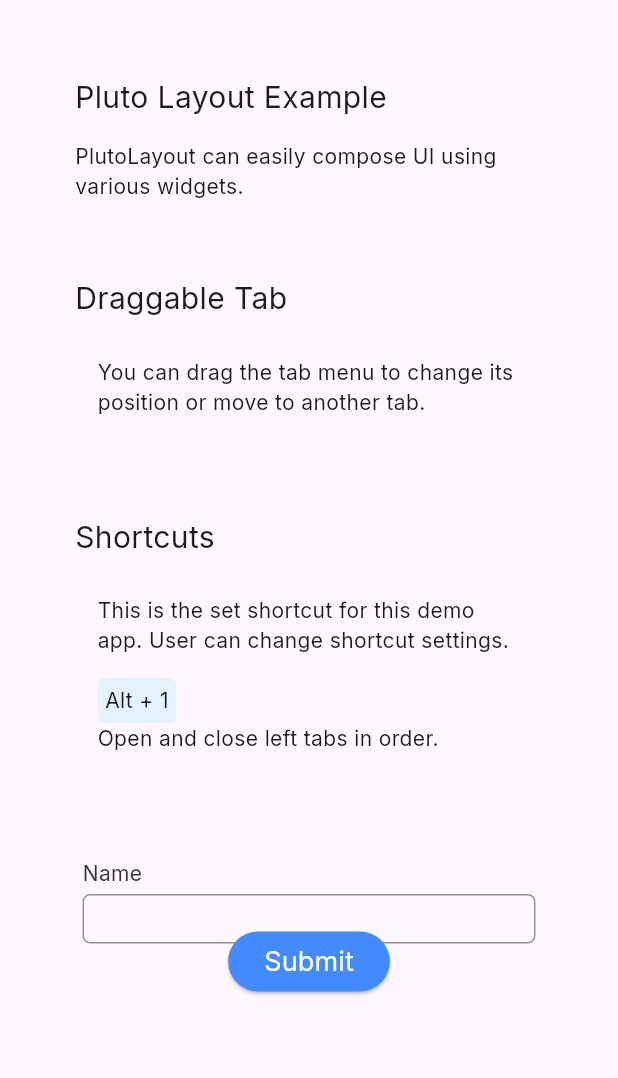
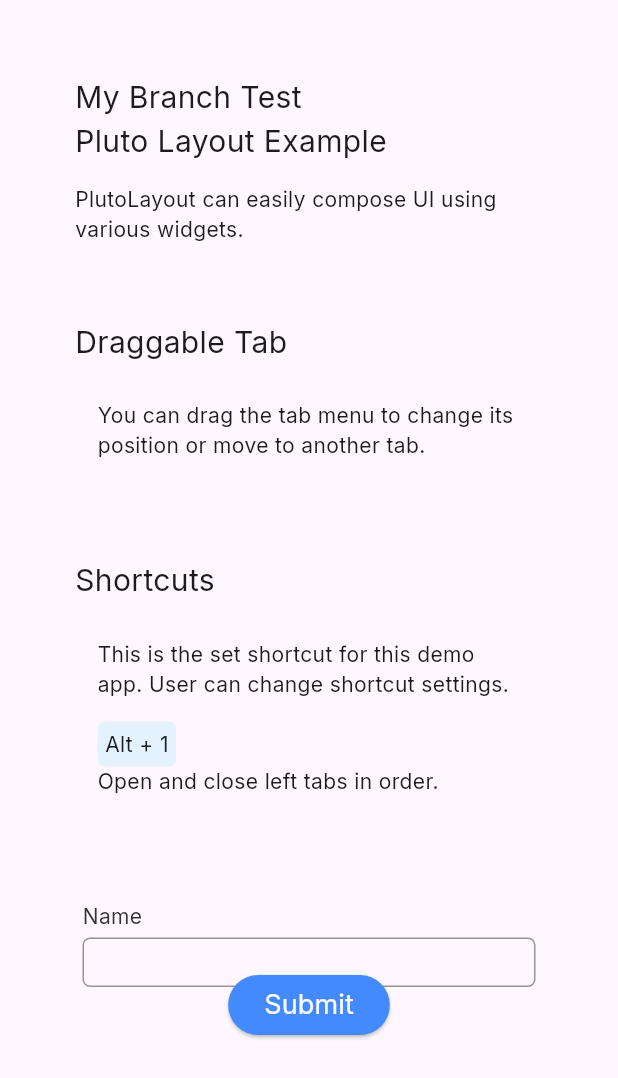
Before and after one commit to Foxeed-code/foxlay, a Flutter app: the Screen1 widget shown alone on an empty page, opened directly, on a phone screen of 412 x 824 dp. Shown: the top 1078 px of the screen. Run offline on Flutter 3.47's test engine with Material 3 defaults, Android fonts, the phone set to English and light mode, and no system bars; our stand-ins replace dropdown_search, get, get_storage, google_fonts; missing offline and left inert: pluto_grid, pluto_layout, pluto_menu_bar, window_manager; accounts and stored records are empty.

Commit message:
My Changes-screen1

```diff
--- a/lib/layout/screen1.dart
+++ b/lib/layout/screen1.dart
@@ -89,6 +89,7 @@ class _Screen1State extends State<Screen1> with WidgetsBindingObserver {
               child: Column(
                 crossAxisAlignment: CrossAxisAlignment.start,
                 children: [
+                  Text("My Branch Test", style: TextStyle(fontSize: 20)),
                   Text(ExampleText.homeTitle, style: TextStyle(fontSize: 20)),
                   SizedBox(height: 15),
                   Text(ExampleText.homeDesc1),
```
